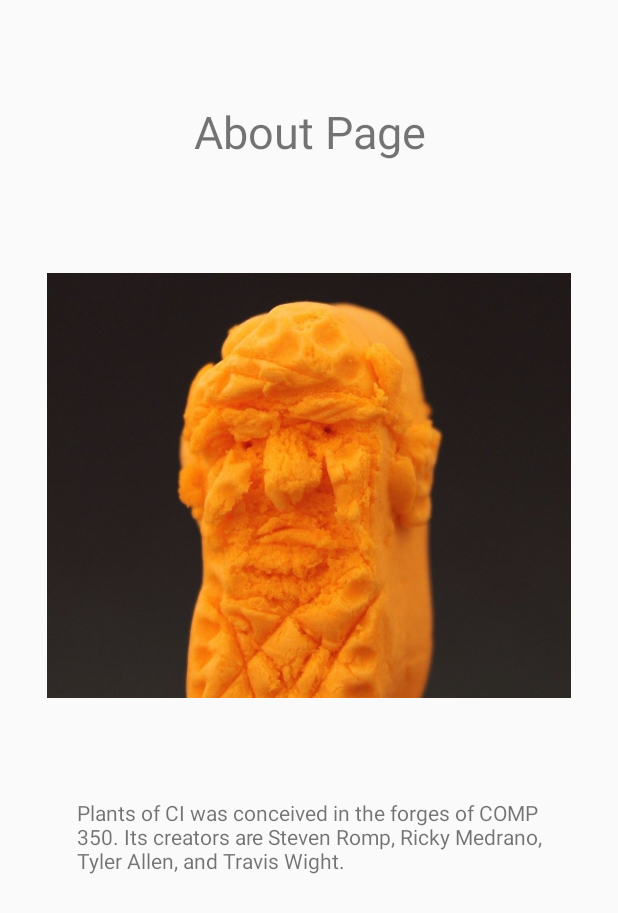
After one commit to rickymedrano/PlantsofCI, an Android app: the AboutPage screen opened directly, with no data from a screen before it, on a phone screen of 412 x 824 dp. The commit adds this screen. Shown: the top 913 px of the screen. Run offline under Robolectric (Android 15) with nearby library versions, the phone set to English and light mode, and no system bars.

```diff
--- /dev/null
+++ b/src/main/java/com/example/steven/myapplication/AboutPage.java
@@ -0,0 +1,13 @@
+package com.example.steven.myapplication;
+
+import android.os.Bundle;
+import android.support.v7.app.AppCompatActivity;
+
+public class AboutPage extends AppCompatActivity {
+
+    @Override
+    protected void onCreate(Bundle savedInstanceState) {
+        super.onCreate(savedInstanceState);
+        setContentView(R.layout.about_page);
+    }
+}
--- /dev/null
+++ b/src/main/res/layout/about_page.xml
@@ -0,0 +1,50 @@
+<?xml version="1.0" encoding="utf-8"?>
+<android.support.constraint.ConstraintLayout
+    xmlns:android="http://schemas.android.com/apk/res/android"
+    xmlns:app="http://schemas.android.com/apk/res-auto"
+    xmlns:tools="http://schemas.android.com/tools"
+    android:layout_width="match_parent"
+    android:layout_height="match_parent"
+    tools:context=".AboutPage"
+    tools:layout_editor_absoluteY="25dp">
+
+    <TextView
+        android:id="@+id/textView6"
+        android:layout_width="wrap_content"
+        android:layout_height="wrap_content"
+        android:layout_marginTop="16dp"
+        android:text="About Page"
+        android:textAlignment="center"
+        android:textSize="30sp"
+        app:layout_constraintBottom_toTopOf="@+id/imageView3"
+        app:layout_constraintEnd_toEndOf="parent"
+        app:layout_constraintHorizontal_bias="0.5"
+        app:layout_constraintStart_toStartOf="parent"
+        app:layout_constraintTop_toTopOf="parent"/>
+    <ImageView
+        android:id="@+id/imageView3"
+        android:layout_width="349dp"
+        android:layout_height="298dp"
+        android:layout_marginTop="16dp"
+        android:adjustViewBounds="true"
+        android:contentDescription="TODO"
+        android:src="@drawable/trump_cheetos_orange"
+        app:layout_constraintBottom_toTopOf="@+id/textView7"
+        app:layout_constraintEnd_toEndOf="parent"
+        app:layout_constraintHorizontal_bias="0.5"
+        app:layout_constraintStart_toStartOf="parent"
+        app:layout_constraintTop_toBottomOf="@+id/textView6"/>
+    <TextView
+        android:id="@+id/textView7"
+        android:layout_width="310dp"
+        android:layout_height="233dp"
+        android:layout_marginBottom="8dp"
+        android:layout_marginTop="8dp"
+        android:text="@string/plants_of_ci_was_conceived_in_the_forges_of_comp_350_its_creators_are_steven_romp_ricky_medrano_tyler_allen_and_travis_wight"
+        android:textAlignment="textStart"
+        app:layout_constraintBottom_toBottomOf="parent"
+        app:layout_constraintEnd_toEndOf="parent"
+        app:layout_constraintHorizontal_bias="0.5"
+        app:layout_constraintStart_toStartOf="parent"
+        app:layout_constraintTop_toBottomOf="@+id/imageView3"/>
+</android.support.constraint.ConstraintLayout>
--- a/src/main/res/layout/home_page.xml
+++ b/src/main/res/layout/home_page.xml
@@ -20,7 +20,7 @@
         android:text="@string/plants_of_ci"
         android:textAlignment="center"
         android:textColor="@android:color/black"
-        android:textSize="24sp"
+        android:textSize="30sp"
         android:textStyle="bold"
         app:layout_constraintEnd_toEndOf="parent"
         app:layout_constraintHorizontal_bias="0.5"
@@ -58,6 +58,7 @@
         android:layout_marginBottom="24dp"
         android:layout_marginEnd="40dp"
         android:contentDescription="@string/about"
+        android:onClick="aboutButton"
         app:layout_constraintBottom_toBottomOf="parent"
         app:layout_constraintEnd_toEndOf="parent"
         app:srcCompat="@android:drawable/ic_menu_info_details"/>
```
Also changed, not shown: src/main/AndroidManifest.xml (+7 -4 lines), src/main/java/com/example/steven/myapplication/DatabaseHelperClass.java (added, +40 -0 lines), src/main/java/com/example/steven/myapplication/InteractiveMap.java (+35 -4 lines), src/main/java/com/example/steven/myapplication/MainActivity.java (+7 -3 lines), src/main/res/layout/interactive_map.xml (+13 -74 lines), src/main/res/layout/plant_list.xml (+10 -19 lines), src/main/res/layout/plant_specification.xml (+3 -15 lines), src/main/res/values/strings.xml (+17 -13 lines), src/main/res/drawable/african_tulip_tree_icon.jpg (added), src/main/res/drawable/trump_cheetos_orange.jpg (added), 5 other files.
